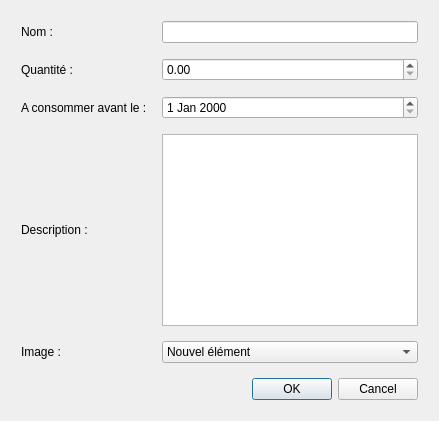
ACoupat/Refrigestion, file fenetreajoutingredient.ui: the form before one commit.
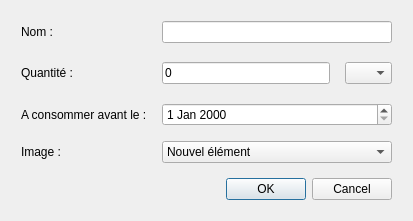
The form after the commit.

Patch:
```diff
--- a/fenetreajoutingredient.ui
+++ b/fenetreajoutingredient.ui
@@ -2,6 +2,14 @@
 <ui version="4.0">
  <class>FenetreAjoutIngredient</class>
  <widget class="QDialog" name="FenetreAjoutIngredient">
+  <property name="geometry">
+   <rect>
+    <x>0</x>
+    <y>0</y>
+    <width>413</width>
+    <height>214</height>
+   </rect>
+  </property>
   <property name="windowTitle">
    <string>Dialog</string>
   </property>
@@ -39,49 +47,30 @@
      </item>
      <item row="1" column="1">
       <widget class="QLabel" name="label_2">
+       <property name="sizePolicy">
+        <sizepolicy hsizetype="Preferred" vsizetype="Preferred">
+         <horstretch>0</horstretch>
+         <verstretch>0</verstretch>
+        </sizepolicy>
+       </property>
+       <property name="minimumSize">
+        <size>
+         <width>0</width>
+         <height>30</height>
+        </size>
+       </property>
        <property name="text">
         <string>Quantité :</string>
        </property>
       </widget>
      </item>
-     <item row="4" column="1">
-      <widget class="QLabel" name="label_4">
-       <property name="text">
-        <string>Description :</string>
-       </property>
-      </widget>
-     </item>
-     <item row="2" column="3">
-      <widget class="QDateEdit" name="de_date"/>
-     </item>
      <item row="0" column="3">
       <widget class="QLineEdit" name="le_nom"/>
      </item>
-     <item row="4" column="3">
-      <widget class="QTextEdit" name="te_desc"/>
+     <item row="2" column="3">
+      <widget class="QDateEdit" name="de_date"/>
      </item>
      <item row="5" column="3">
-      <widget class="QComboBox" name="cb_image">
-       <item>
-        <property name="text">
-         <string>Nouvel élément</string>
-        </property>
-       </item>
-       <item>
-        <property name="text">
-         <string>Tomates</string>
-        </property>
-       </item>
-      </widget>
-     </item>
-     <item row="5" column="1">
-      <widget class="QLabel" name="label_5">
-       <property name="text">
-        <string>Image :</string>
-       </property>
-      </widget>
-     </item>
-     <item row="6" column="3">
       <widget class="QDialogButtonBox" name="buttonBox">
        <property name="orientation">
         <enum>Qt::Horizontal</enum>
@@ -91,8 +80,66 @@
        </property>
       </widget>
      </item>
+     <item row="4" column="3">
+      <widget class="QComboBox" name="cb_image">
+       <item>
+        <property name="text">
+         <string>Nouvel élément</string>
+        </property>
+       </item>
+       <item>
+        <property name="text">
+         <string>Tomates</string>
+        </property>
+       </item>
+      </widget>
+     </item>
+     <item row="4" column="1">
+      <widget class="QLabel" name="label_5">
+       <property name="text">
+        <string>Image :</string>
+       </property>
+      </widget>
+     </item>
      <item row="1" column="3">
-      <widget class="QDoubleSpinBox" name="dsp_qte"/>
+      <layout class="QHBoxLayout" name="horizontalLayout">
+       <item>
+        <widget class="QLineEdit" name="lineEdit">
+         <property name="text">
+          <string>0</string>
+         </property>
+        </widget>
+       </item>
+       <item>
+        <widget class="QComboBox" name="comboBox">
+         <item>
+          <property name="text">
+           <string/>
+          </property>
+         </item>
+         <item>
+          <property name="text">
+           <string>mL</string>
+          </property>
+         </item>
+         <item>
+          <property name="text">
+           <string>L</string>
+          </property>
+         </item>
+         <item>
+          <property name="text">
+           <string>g</string>
+          </property>
+         </item>
+         <item>
+          <property name="text">
+           <string>kg</string>
+          </property>
+         </item>
+        </widget>
+       </item>
+      </layout>
      </item>
     </layout>
    </item>
```
